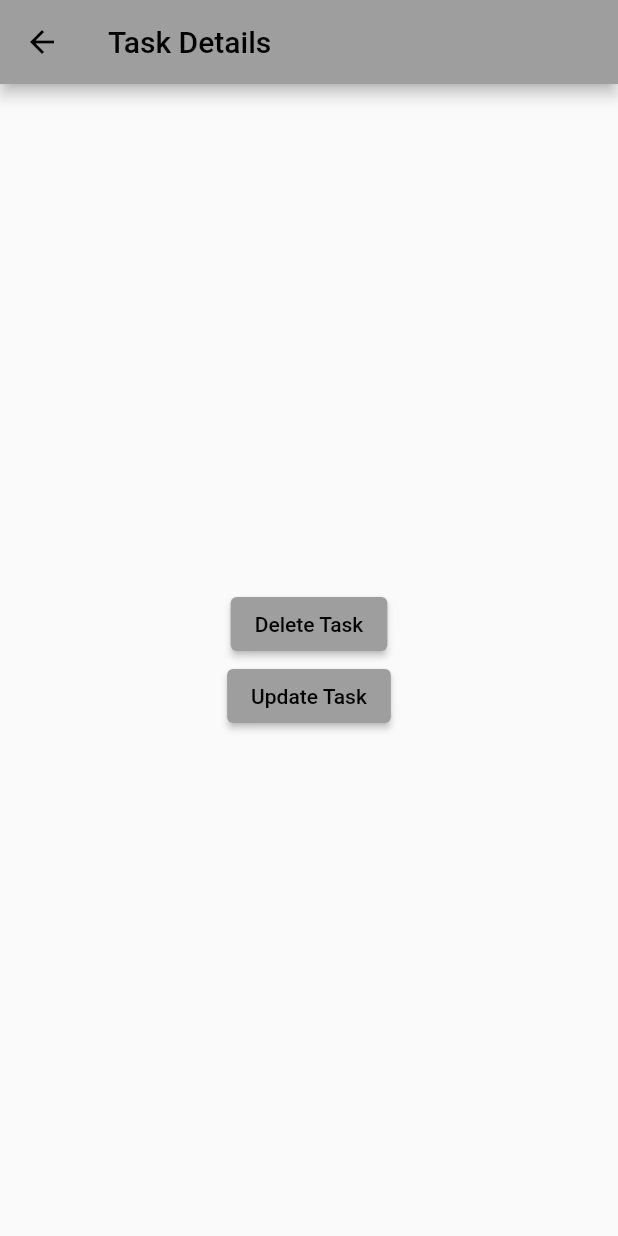
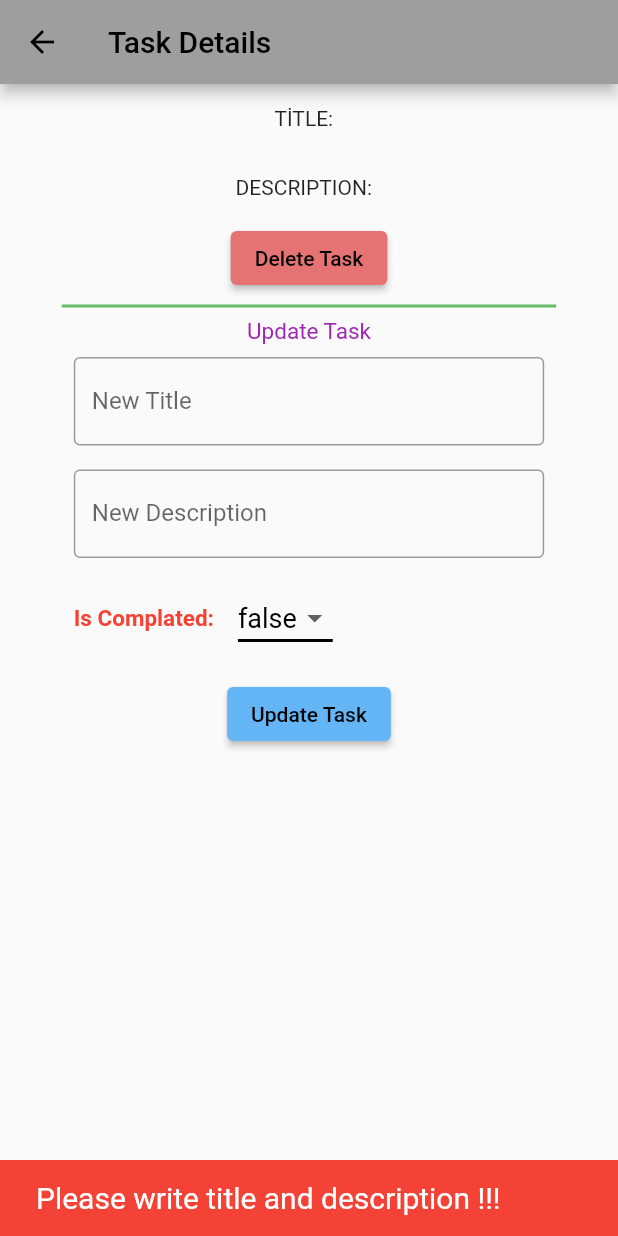
Before and after one commit to silassnbr/Flutter_to_Do_App, a Flutter app: the TaskDetailPage screen opened directly with empty values, after a tap on "Update Task", on a phone screen of 412 x 824 dp. Run offline on Flutter 3.47's test engine with Material 2 defaults, Android fonts, the phone set to English and light mode, and no system bars; network calls fail.

Commit message:
Update functıon added

```diff
--- a/todo/lib/addTask.dart
+++ b/todo/lib/addTask.dart
@@ -82,7 +82,7 @@ class _AddTaskState extends State<AddTask> {
   @override
   Widget build(BuildContext context) {
     return Scaffold(
-      backgroundColor: Color.fromARGB(255, 36, 93, 120),
+      backgroundColor: Colors.pink[200],
       body: Center(
         child: Column(
           children: [
@@ -99,7 +99,7 @@ class _AddTaskState extends State<AddTask> {
                 controller: controllerTitle,
                 decoration: InputDecoration(
                     border: OutlineInputBorder(),
-                    hintText: 'Title',
+                    labelText: 'Title',
                     fillColor: Colors.white),
               ),
             ),
--- a/todo/lib/taskDetail.dart
+++ b/todo/lib/taskDetail.dart
@@ -1,3 +1,5 @@
+import 'dart:convert';
+
 import 'package:flutter/material.dart';
 import 'package:http/http.dart' as http;
 
@@ -17,6 +19,9 @@ class TaskDetailPage extends StatefulWidget {
 }
 
 class _MyTaskPageState extends State<TaskDetailPage> {
+  final titleContr = TextEditingController();
+  final desContr = TextEditingController();
+
   void dialogDelete(BuildContext context) {
     showDialog(
       context: context,
@@ -28,6 +33,28 @@ class _MyTaskPageState extends State<TaskDetailPage> {
               onPressed: () {
                 Navigator.of(context).pop();
                 Navigator.of(context).pop();
+                FocusScope.of(context).unfocus();
+              },
+              child: Text("OK"),
+            ),
+          ],
+        );
+      },
+    );
+  }
+
+  void dialogUpdated(BuildContext context) {
+    showDialog(
+      context: context,
+      builder: (BuildContext context) {
+        return AlertDialog(
+          title: Text("Task Updated"),
+          actions: [
+            TextButton(
+              onPressed: () {
+                Navigator.of(context).pop();
+                Navigator.of(context).pop();
+                FocusScope.of(context).unfocus();
               },
               child: Text("OK"),
             ),
@@ -67,31 +94,170 @@ class _MyTaskPageState extends State<TaskDetailPage> {
     }
   }
 
-  void update() {
-    print("update");
+  Future<void> update() async {
+    if (titleContr.text.trim().isEmpty || desContr.text.trim().isEmpty) {
+      ScaffoldMessenger.of(context).showSnackBar(const SnackBar(
+        backgroundColor: Colors.red,
+        content: Text(
+          'Please write title and description !!!',
+          style: TextStyle(fontSize: 20),
+        ),
+      ));
+    } else {
+      final title = titleContr.text.toString();
+
+      final desc = desContr.text.toString();
+      final compl = dropdownValue;
+      print(dropdownValue);
+      String aa = widget.taskId;
+
+      final body = {
+        "title": title,
+        "description": desc,
+        "is_completed": dropdownValue,
+      };
+      final url = "http://api.nstack.in/v1/todos/$aa";
+      final uri = Uri.parse(url);
+      final responseUpdate = await http.put(
+        uri,
+        body: jsonEncode(body),
+        headers: {'Content-Type': 'application/json'},
+      );
+      if (responseUpdate.statusCode == 200) {
+        dialogUpdated(context);
+      } else {
+        dialogDeleteError(context);
       }
+    }
+  }
+
+  String dropdownValue = "";
+  @override
+  void initState() {
+    super.initState();
+    titleContr.text = widget.taskTitle;
+    desContr.text = widget.taskDesc;
+    dropdownValue = widget.taskCopm.toString();
+  }
+
+  List<bool> list = <bool>[true, false];
 
   @override
   Widget build(BuildContext context) {
     return Scaffold(
       appBar: AppBar(
-        title: Text("Task Details" + "   " + widget.taskTitle),
+        title: const Text("Task Details"),
       ),
-      body: Center(
+      body: SingleChildScrollView(
+        child: Center(
+          child: Container(
+            height: MediaQuery.of(context).size.height * 0.9,
+            width: MediaQuery.of(context).size.width * 0.8,
             child: Column(
-          mainAxisAlignment: MainAxisAlignment.center,
               children: [
-            ElevatedButton(
-              onPressed: delete,
-              child: Text("Delete Task"),
+                Padding(
+                  padding: const EdgeInsets.all(15.0),
+                  child: Text("TİTLE:  " + widget.taskTitle),
+                ),
+                Padding(
+                  padding: const EdgeInsets.all(15.0),
+                  child: Text("DESCRIPTION:  " + widget.taskDesc),
                 ),
                 ElevatedButton(
+                  style: ButtonStyle(
+                      backgroundColor: MaterialStateProperty.all<Color>(
+                          Colors.red.shade300)),
+                  onPressed: delete,
+                  child: const Text("Delete Task"),
+                ),
+                Divider(
+                  thickness: 2,
+                  color: Colors.green[400],
+                ),
+                const Text(
+                  "Update Task",
+                  style: TextStyle(
+                      fontSize: 15,
+                      fontWeight: FontWeight.w400,
+                      color: Colors.purple),
+                ),
+                Padding(
+                  padding: const EdgeInsets.all(8.0),
+                  child: TextField(
+                    controller: titleContr,
+                    decoration: InputDecoration(
+                        border: OutlineInputBorder(),
+                        hintText: 'New Title',
+                        labelText: 'New Title',
+                        fillColor: Colors.white),
+                  ),
+                ),
+                Padding(
+                  padding: const EdgeInsets.all(8.0),
+                  child: TextField(
+                    controller: desContr,
+                    decoration: InputDecoration(
+                        border: OutlineInputBorder(),
+                        hintText: 'New Description',
+                        labelText: 'New Description',
+                        fillColor: Colors.white),
+                  ),
+                ),
+                Row(
+                  children: [
+                    Padding(
+                      padding: const EdgeInsets.all(8.0),
+                      child: Text("Is Complated:",
+                          style: TextStyle(
+                              color: Colors.red,
+                              fontSize: 15,
+                              fontWeight: FontWeight.w600)),
+                    ),
+                    Padding(
+                      padding: const EdgeInsets.all(8.0),
+                      child: DropdownButton<String>(
+                        value: dropdownValue,
+                        icon: const Icon(Icons.arrow_drop_down_outlined),
+                        elevation: 16,
+                        style:
+                            const TextStyle(color: Colors.black, fontSize: 18),
+                        underline: Container(
+                          width: 10,
+                          height: 2,
+                          color: Colors.black,
+                        ),
+                        onChanged: (String? value) {
+                          // This is called when the user selects an item.
+                          setState(() {
+                            dropdownValue = value!;
+                          });
+                        },
+                        items: list.map<DropdownMenuItem<String>>((bool value) {
+                          return DropdownMenuItem<String>(
+                            value: value.toString(),
+                            child: Text(value.toString()),
+                          );
+                        }).toList(),
+                      ),
+                    ),
+                  ],
+                ),
+                Padding(
+                  padding: const EdgeInsets.all(8.0),
+                  child: ElevatedButton(
+                    style: ButtonStyle(
+                        backgroundColor: MaterialStateProperty.all<Color>(
+                            Colors.blue.shade300)),
                     onPressed: update,
-              child: Text("Update Task"),
+                    child: const Text("Update Task"),
+                  ),
                 ),
               ],
             ),
           ),
+        ),
+      ),
+      resizeToAvoidBottomInset: true,
     );
   }
 }
```
Lines whose indentation alone changed are shown as unchanged.
